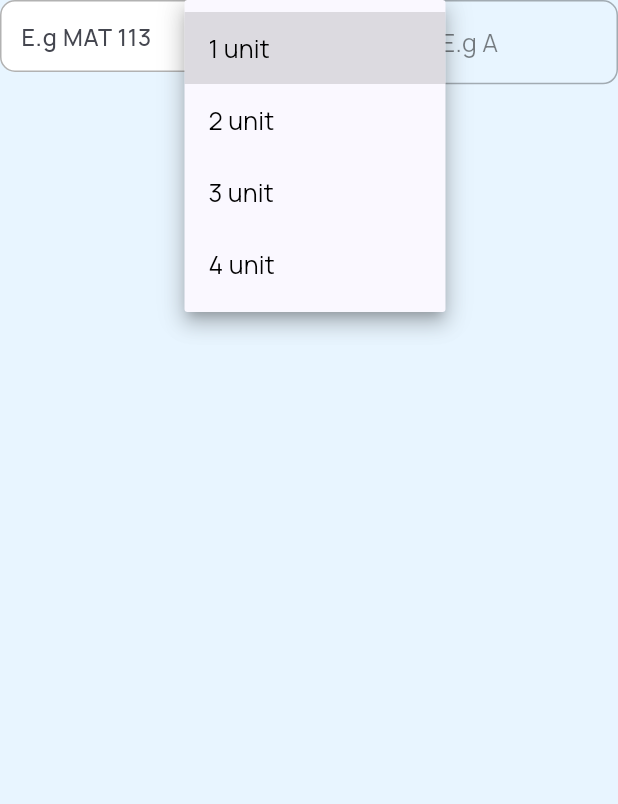
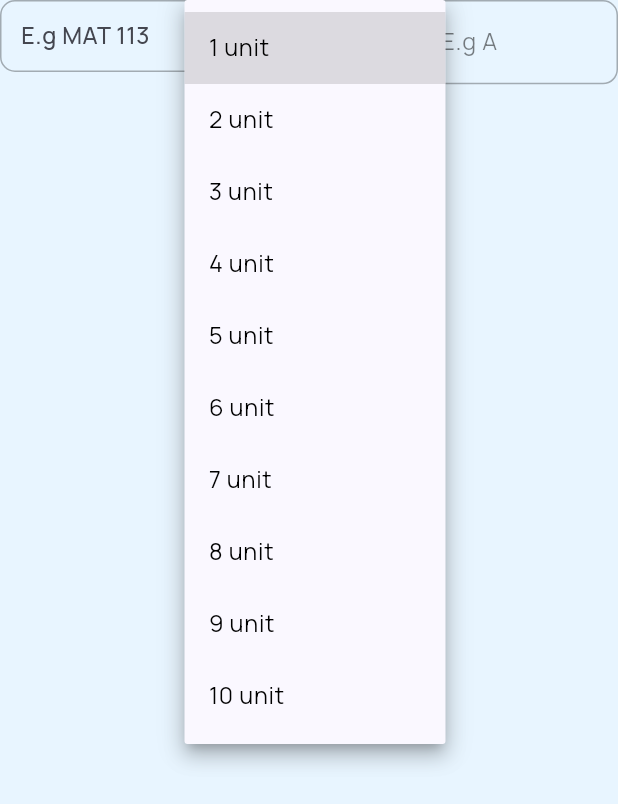
Before and after one commit to sam-shot/cgpa_calculator, a Flutter app: the GradeRow widget shown alone on an empty page, opened directly with empty values, after a tap on "3 Unit", on a phone screen of 412 x 824 dp. Shown: the top 804 px of the screen. Run offline on Flutter 3.47's test engine with Material 3 defaults, Android fonts, the phone set to English and light mode, and no system bars; our stand-ins replace flutter_riverpod, flutter_screenutil, gap, get_it, google_fonts, hive_flutter and 1 more; accounts and stored records are empty.

Commit message:
feat: fix calculate

```diff
--- a/lib/ui/components/input.dart
+++ b/lib/ui/components/input.dart
@@ -1,5 +1,6 @@
 // ignore_for_file: must_be_immutable
 
+import 'package:cgpa_calculator/core/extensions/context.extensions.dart';
 import 'package:cgpa_calculator/ui/styles/colors.dart';
 import 'package:cgpa_calculator/ui/styles/typography.dart';
 import 'package:flutter/material.dart';
@@ -15,6 +16,7 @@ class AppTextField extends ConsumerStatefulWidget {
   final TextEditingController controller;
   final bool isPassword;
   final Widget? suffix;
+  final Color? bgColor;
   final Widget? prefix;
   final TextCapitalization? capitalization;
   final FocusNode? focusNode;
@@ -38,6 +40,7 @@ class AppTextField extends ConsumerStatefulWidget {
     this.suffix,
     this.prefix,
     this.onChanged,
+    this.bgColor,
     this.keyboardType,
     this.maxLength,
     this.capitalization,
@@ -69,7 +72,7 @@ class _AppTextFieldState extends ConsumerState<AppTextField> {
       style: widget.isDisabled
           ? AppTextStyles.medium(16)
               .copyWith(color: AppColors.black.withOpacity(0.3))
-          : AppTextStyles.medium(16).copyWith(color: AppColors.black),
+          : context.medium16,
       obscureText: checkIfPassword ? isObscure : false,
       controller: widget.controller,
       maxLength: widget.maxLength,
@@ -85,7 +88,7 @@ class _AppTextFieldState extends ConsumerState<AppTextField> {
           hintText: widget.hint,
           contentPadding: const EdgeInsets.all(10),
           filled: true,
-          fillColor: AppColors.white,
+          fillColor: widget.bgColor ?? AppColors.white,
           enabledBorder: OutlineInputBorder(
             borderSide: BorderSide(
               color: AppColors.black.withOpacity(.3),
--- a/lib/ui/views/calculate_gp/calculate_gp_view.dart
+++ b/lib/ui/views/calculate_gp/calculate_gp_view.dart
@@ -2,7 +2,6 @@ import 'package:cgpa_calculator/core/extensions/context.extensions.dart';
 import 'package:cgpa_calculator/core/extensions/string.extensions.dart';
 import 'package:cgpa_calculator/ui/components/button.dart';
 import 'package:cgpa_calculator/ui/components/input.dart';
-import 'package:cgpa_calculator/ui/styles/colors.dart';
 import 'package:cgpa_calculator/ui/styles/typography.dart';
 import 'package:cgpa_calculator/ui/views/calculate_gp/gp_provider.dart';
 import 'package:flutter/material.dart';
@@ -24,21 +23,21 @@ class CalculateGPView extends ConsumerWidget {
               const Gap(20),
               IconButton(
                 onPressed: () => context.pop(),
-                icon: const Icon(
+                icon: Icon(
                   Icons.arrow_back_rounded,
-                  color: AppColors.primary,
+                  color: context.primaryColor,
                 ),
               ),
               const Gap(10),
               Text(
                 "Calculate GP",
                 style: AppTextStyles.bold(22).copyWith(
-                  color: AppColors.primary,
+                  color: context.primaryColor,
                 ),
               ),
               Text(
                 "Note: A=5, B=4, C=3, D=2, E=1, F=0",
-                style: AppTextStyles.normalB(14),
+                style: context.normal14,
               ),
               const Gap(40),
               ref.watch(gpController).when(
@@ -59,7 +58,7 @@ class CalculateGPView extends ConsumerWidget {
                             AppButton(
                               text: "Add Course",
                               type: ButtonType.outlined,
-                              color: AppColors.primary,
+                              color: context.primaryColor,
                               onPressed: () =>
                                   ref.read(gpController.notifier).addCourse(),
                             ),
@@ -89,8 +88,7 @@ class CalculateGPView extends ConsumerWidget {
                               const Gap(15),
                               Text(
                                 "Success",
-                                style: AppTextStyles.boldB(18)
-                                    .copyWith(color: Colors.green),
+                                style: context.bold18,
                               ),
                               const Gap(20),
                               ClipOval(
@@ -103,13 +101,13 @@ class CalculateGPView extends ConsumerWidget {
                               const Gap(20),
                               Text(
                                 "Your CGPA is:",
-                                style: AppTextStyles.boldB(16),
+                                style: context.bold16,
                               ),
                               const Gap(5),
                               Text(
                                 data.$2.toString(),
                                 style: AppTextStyles.boldB(26)
-                                    .copyWith(color: AppColors.primary),
+                                    .copyWith(color: context.primaryColor),
                               ),
                               const Gap(20),
                               AppButton(
@@ -149,7 +147,7 @@ class CalculateGPView extends ConsumerWidget {
                                 text: "Cancel",
                                 onPressed: () => context.pop(),
                                 type: ButtonType.outlined,
-                                color: AppColors.primary,
+                                color: context.primaryColor,
                               ),
                               const Gap(10),
                             ],
@@ -211,12 +209,13 @@ class _GradeRowState extends ConsumerState<GradeRow> {
               if (widget.first) ...[
                 Text(
                   "Course",
-                  style: AppTextStyles.normalB(14),
+                  style: context.normal14,
                 ),
                 const Gap(5),
               ],
               AppTextField(
                 controller: course,
+                bgColor: Colors.transparent,
                 hint: "E.g MAT 113",
                 capitalization: TextCapitalization.characters,
                 onChanged: (e) {
@@ -233,31 +232,30 @@ class _GradeRowState extends ConsumerState<GradeRow> {
               if (widget.first) ...[
                 Text(
                   "Credit",
-                  style: AppTextStyles.normalB(14),
+                  style: context.normal14,
                 ),
                 const Gap(5),
               ],
               DropdownButtonFormField(
                 value: credit,
-                items: [1, 2, 3, 4]
+                items: [1, 2, 3, 4, 5, 6, 7, 8, 9, 10]
                     .map((e) => DropdownMenuItem(
                           value: e,
-                          child:
-                              Text("$e unit", style: AppTextStyles.normalB(17)),
+                          child: Text("$e unit", style: context.normal16),
                         ))
                     .toList(),
                 padding: EdgeInsets.zero,
                 icon: const SizedBox(),
                 hint: Text(
                   "3 Unit",
-                  style: AppTextStyles.normalB(17)
-                      .copyWith(color: AppColors.black.withOpacity(0.5)),
+                  style: context.normal16.copyWith(
+                      color: context.normal16.color!.withOpacity(0.5)),
                 ),
                 decoration: InputDecoration(
                   isDense: true,
                   enabledBorder: OutlineInputBorder(
                     borderSide: BorderSide(
-                      color: AppColors.black.withOpacity(.3),
+                      color: context.normal16.color!.withOpacity(.3),
                       width: 1,
                     ),
                     borderRadius: BorderRadius.circular(
@@ -265,8 +263,8 @@ class _GradeRowState extends ConsumerState<GradeRow> {
                     ),
                   ),
                   focusedBorder: OutlineInputBorder(
-                    borderSide: const BorderSide(
-                      color: AppColors.primary,
+                    borderSide: BorderSide(
+                      color: context.primaryColor,
                       width: 0,
                     ),
                     borderRadius: BorderRadius.circular(10),
@@ -290,7 +288,7 @@ class _GradeRowState extends ConsumerState<GradeRow> {
               if (widget.first) ...[
                 Text(
                   "Grade",
-                  style: AppTextStyles.normalB(14),
+                  style: context.normal14,
                 ),
                 const Gap(5),
               ],
@@ -299,22 +297,22 @@ class _GradeRowState extends ConsumerState<GradeRow> {
                 items: ['A', 'B', 'C', 'D', 'E', 'F']
                     .map((e) => DropdownMenuItem(
                           value: e,
-                          child: Text(e, style: AppTextStyles.normalB(17)),
+                          child: Text(e, style: context.normal16),
                         ))
                     .toList(),
                 padding: EdgeInsets.zero,
                 icon: const SizedBox(),
                 hint: Text(
                   "E.g A",
-                  style: AppTextStyles.normalB(17)
-                      .copyWith(color: AppColors.black.withOpacity(0.5)),
+                  style: context.normal16.copyWith(
+                      color: context.normal16.color!.withOpacity(0.5)),
                   overflow: TextOverflow.ellipsis,
                 ),
                 decoration: InputDecoration(
                   isDense: true,
                   enabledBorder: OutlineInputBorder(
                     borderSide: BorderSide(
-                      color: AppColors.black.withOpacity(.3),
+                      color: context.normal16.color!.withOpacity(.3),
                       width: 1,
                     ),
                     borderRadius: BorderRadius.circular(
@@ -322,8 +320,8 @@ class _GradeRowState extends ConsumerState<GradeRow> {
                     ),
                   ),
                   focusedBorder: OutlineInputBorder(
-                    borderSide: const BorderSide(
-                      color: AppColors.primary,
+                    borderSide: BorderSide(
+                      color: context.primaryColor,
                       width: 0,
                     ),
                     borderRadius: BorderRadius.circular(10),
```
